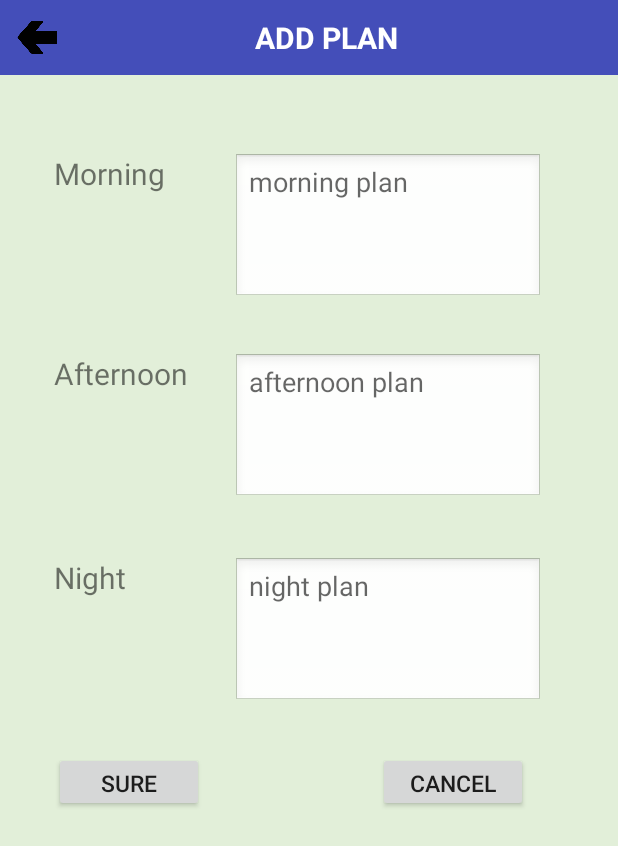
After one commit to chengmiao1122/AccountProject, an Android app: the PlanActivity screen opened directly, with no data from a screen before it, on a phone screen of 412 x 824 dp. The commit adds this screen. Shown: the top 846 px of the screen. Run offline under Robolectric (Android 15) with nearby library versions, the phone set to English and light mode, and no system bars.

Commit message:
describe message

```diff
--- /dev/null
+++ b/app/src/main/java/com/bank/PlanActivity.java
@@ -0,0 +1,86 @@
+package com.bank;
+
+import android.content.ContentValues;
+import android.database.sqlite.SQLiteDatabase;
+import android.support.v7.app.AppCompatActivity;
+import android.os.Bundle;
+import android.view.View;
+import android.widget.Button;
+import android.widget.EditText;
+import android.widget.ImageView;
+
+import java.util.ArrayList;
+
+public class PlanActivity extends AppCompatActivity implements View.OnClickListener {
+
+    //按钮
+    private Button PlanSure, PlanCancel;
+    //编辑框控件
+    private EditText MorningPlan, AfternoonPlan, NightPlan;
+    private ImageView PlanBack;
+
+    //数据库
+    private MySQLiteHelper mMysql;
+    private SQLiteDatabase mDataBase;
+
+    private ArrayList<String> Data = new ArrayList<String>();
+
+    @Override
+    protected void onCreate(Bundle savedInstanceState) {
+        super.onCreate(savedInstanceState);
+        setContentView(R.layout.plan);
+        initView();
+
+    }
+
+    public void initView() {
+        PlanSure         = (Button) findViewById(R.id.btn_savebill);
+        PlanCancel       = (Button) findViewById(R.id.btn_cancelplan);
+        MorningPlan     = (EditText) findViewById(R.id.MorningPlan);
+        AfternoonPlan   = (EditText) findViewById(R.id.AfternoonPlan);
+        NightPlan       = (EditText) findViewById(R.id.NightPlan);
+
+        PlanSure.setOnClickListener(this);
+        PlanCancel.setOnClickListener(this);
+    }
+
+    @Override
+    public void onClick(View view) {
+        switch (view.getId()) {
+            case R.id.btn_savebill:
+                GetData();
+                WriteData();
+                break;
+            case R.id.btn_cancelplan:
+                this.finish();
+                break;
+        }
+
+    }
+
+    public void GetData()
+    {
+        Data.clear();
+        Data.add(MorningPlan.getText().toString());
+        Data.add(AfternoonPlan.getText().toString());
+        Data.add(NightPlan.getText().toString());
+    }
+
+    public void WriteData()
+    {
+        mMysql = new MySQLiteHelper(this, "finance.db", null, 1);
+        mDataBase = mMysql.getReadableDatabase();
+
+        ContentValues cv=new ContentValues();
+        cv.put("Morningplan",Data.get(0));
+        cv.put("Afternoonplan",Data.get(1));
+        cv.put("Nightplan", Data.get(2));
+
+        mDataBase.insert("plan", "Nightplan", cv);
+        mDataBase.close();
+        mMysql.close();
+        //结束当前activity
+        this.finish();
+
+    }
+}
--- /dev/null
+++ b/app/src/main/res/layout/plan.xml
@@ -0,0 +1,159 @@
+<?xml version="1.0" encoding="utf-8"?>
+<RelativeLayout xmlns:android="http://schemas.android.com/apk/res/android"
+    xmlns:app="http://schemas.android.com/apk/res-auto"
+    xmlns:tools="http://schemas.android.com/tools"
+    android:layout_width="fill_parent"
+    android:layout_height="fill_parent"
+    tools:context="com.bank.PlanActivity"
+    android:background="#e2efd9">
+
+    <LinearLayout
+        android:id="@+id/linearLayout1"
+        android:layout_width="fill_parent"
+        android:layout_height="50dp"
+        android:orientation="horizontal"
+        android:layout_alignParentTop="true"
+        android:layout_alignParentLeft="true"
+        android:layout_alignParentStart="false"
+        android:background="#444eb9"
+        android:weightSum="1"/>
+
+    <TextView
+        android:id="@+id/textView8"
+        android:layout_width="wrap_content"
+        android:layout_height="wrap_content"
+        android:text="Night"
+        android:textAppearance="?android:attr/textAppearanceSmall"
+        android:textSize="20dp"
+        android:layout_below="@+id/AfternoonPlan"
+        android:layout_alignLeft="@+id/textView7"
+        android:layout_alignStart="@+id/textView7"
+        android:layout_marginTop="36dp"/>
+
+    <EditText
+        android:id="@+id/MorningPlan"
+        android:layout_width="match_parent"
+        android:layout_height="100dp"
+        android:layout_alignTop="@+id/textView5"
+        android:layout_marginLeft="30dp"
+        android:layout_marginRight="50dp"
+        android:layout_toRightOf="@+id/textView7"
+        android:background="@android:drawable/edit_text"
+        android:gravity="top|left"
+        android:hint="morning plan"
+        android:inputType="textMultiLine"
+        android:minLines="4" />
+
+    <EditText
+        android:id="@+id/AfternoonPlan"
+        android:layout_width="match_parent"
+        android:layout_height="100dp"
+        android:layout_alignLeft="@+id/MorningPlan"
+        android:layout_alignStart="@+id/MorningPlan"
+        android:layout_alignTop="@+id/textView7"
+        android:layout_marginRight="50dp"
+        android:background="@android:drawable/edit_text"
+        android:gravity="top|left"
+        android:hint="afternoon plan"
+        android:inputType="textMultiLine"
+        android:minLines="4" />
+
+    <EditText
+        android:id="@+id/NightPlan"
+        android:layout_width="fill_parent"
+        android:layout_height="100dp"
+        android:layout_alignLeft="@+id/AfternoonPlan"
+        android:layout_alignStart="@+id/AfternoonPlan"
+        android:layout_alignTop="@+id/textView8"
+        android:layout_marginRight="50dp"
+        android:background="@android:drawable/edit_text"
+        android:gravity="top|left"
+        android:hint="night plan"
+        android:inputType="textMultiLine"
+        android:maxLines="4" />
+
+
+
+    <Button
+        android:id="@+id/btn_savebill"
+        android:layout_width="100dp"
+        android:layout_height="40dp"
+        android:layout_marginTop="30dp"
+        android:text="Sure"
+        android:layout_below="@+id/NightPlan"
+        android:layout_alignLeft="@+id/textView8"
+        android:layout_alignStart="@+id/textView8"
+        android:textSize="15sp"
+        />
+
+    <Button
+        android:id="@+id/btn_cancelplan"
+        android:layout_width="100dp"
+        android:layout_height="40dp"
+        android:layout_alignEnd="@+id/NightPlan"
+        android:layout_alignRight="@+id/NightPlan"
+        android:layout_alignTop="@+id/btn_savebill"
+        android:layout_marginRight="10dp"
+        android:text="Cancel"
+        android:textSize="15sp" />
+
+    <LinearLayout
+        android:id="@+id/linearLayout3"
+        android:layout_width="fill_parent"
+        android:layout_height="50dp"
+        android:layout_alignParentLeft="true"
+        android:layout_alignParentStart="false"
+        android:layout_alignParentTop="true"
+        android:background="#444eb9"
+        android:gravity="center_vertical"
+        android:orientation="horizontal"
+        android:weightSum="1">
+
+        <ImageButton
+            android:id="@+id/add_bill_back"
+            android:layout_width="30dp"
+            android:layout_height="30dp"
+            android:layout_marginLeft="10dp"
+            android:background="@drawable/back" />
+
+        <TextView
+            android:id="@+id/addbill"
+            android:layout_width="wrap_content"
+            android:layout_height="wrap_content"
+            android:layout_gravity="center_vertical"
+            android:layout_marginLeft="130dp"
+            android:background="#444eb9"
+            android:enabled="false"
+            android:hint="size"
+            android:text="ADD PLAN"
+            android:textColor="#FFFFFF"
+            android:textIsSelectable="false"
+            android:textSize="20dp"
+            android:textStyle="bold" />
+    </LinearLayout>
+
+    <TextView
+        android:id="@+id/textView5"
+        android:layout_width="wrap_content"
+        android:layout_height="wrap_content"
+        android:layout_alignParentLeft="true"
+        android:layout_alignParentStart="true"
+        android:layout_below="@+id/linearLayout3"
+        android:layout_marginLeft="36dp"
+        android:layout_marginStart="36dp"
+        android:layout_marginTop="52dp"
+        android:text="Morning"
+        android:textSize="20dp" />
+
+    <TextView
+        android:id="@+id/textView7"
+        android:layout_width="wrap_content"
+        android:layout_height="wrap_content"
+        android:layout_alignLeft="@+id/textView5"
+        android:layout_alignStart="@+id/textView5"
+        android:layout_below="@+id/MorningPlan"
+        android:layout_marginTop="33dp"
+        android:text="Afternoon"
+        android:textAppearance="?android:attr/textAppearanceSmall"
+        android:textSize="20dp" />
+</RelativeLayout>
--- a/app/src/main/res/values/strings.xml
+++ b/app/src/main/res/values/strings.xml
@@ -1,3 +1,6 @@
 <resources>
     <string name="app_name">Finance</string>
+
+    <!-- TODO: Remove or change this placeholder text -->
+    <string name="hello_blank_fragment">Hello blank fragment</string>
 </resources>
--- a/app/src/main/res/values/styles.xml
+++ b/app/src/main/res/values/styles.xml
@@ -1,7 +1,7 @@
 <resources>
 
     <!-- Base application theme. -->
-    <style name="AppTheme" parent="Base.Theme.AppCompat.Light.DarkActionBar">
+    <style name="AppTheme" parent="Theme.AppCompat.Light.NoActionBar">
         <!-- Customize your theme here. -->
         <item name="colorPrimary">@color/colorPrimary</item>
         <item name="colorPrimaryDark">@color/colorPrimaryDark</item>
```
Also changed, not shown: app/src/main/AndroidManifest.xml (+20 -15 lines), app/src/main/java/com/bank/FragmentPlan.java (added, +255 -0 lines), app/src/main/res/layout/fragment_plan.xml (added, +13 -0 lines), app/src/main/res/layout/planitem.xml (added, +70 -0 lines), app/src/main/res/layout/showplan.xml (added, +13 -0 lines).
